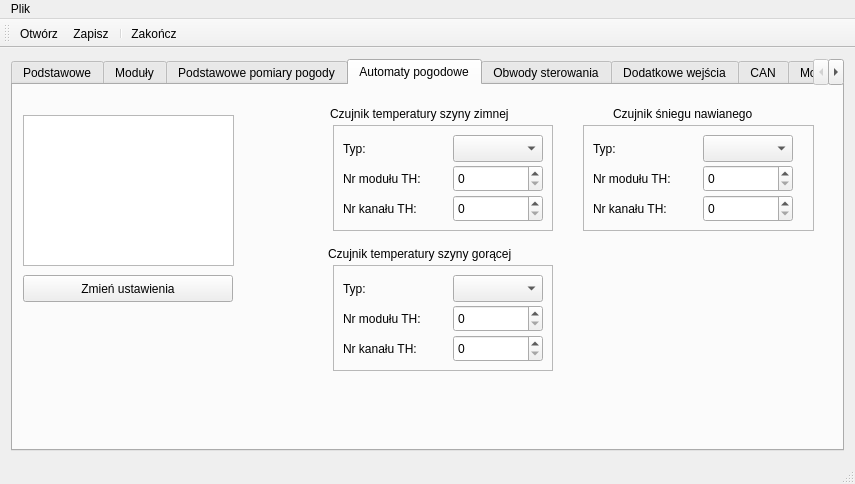
Old version of the form mainwindow.ui in the repository kaczmar55/koneor_v2.
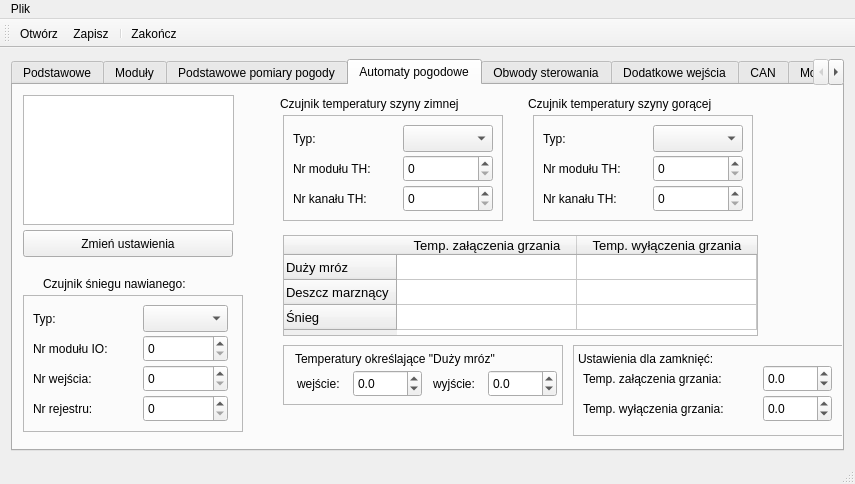
New version of the form. The open tabs and pages were chosen to show the change.

```diff
--- a/mainwindow.ui
+++ b/mainwindow.ui
@@ -853,11 +853,11 @@
        <attribute name="title">
         <string>Automaty pogodowe</string>
        </attribute>
-       <widget class="QFrame" name="frame_3">
+       <widget class="QFrame" name="sensorColdFrame">
         <property name="geometry">
          <rect>
-          <x>320</x>
-          <y>40</y>
+          <x>270</x>
+          <y>30</y>
           <width>220</width>
           <height>106</height>
          </rect>
@@ -881,7 +881,7 @@
           <string>Typ:</string>
          </property>
         </widget>
-        <widget class="QComboBox" name="generalTempSensorTypeCmb_2">
+        <widget class="QComboBox" name="sensorColdTypeCmb">
          <property name="geometry">
           <rect>
            <x>120</x>
@@ -891,7 +891,7 @@
           </rect>
          </property>
         </widget>
-        <widget class="QSpinBox" name="generalTempSensorAddr_2">
+        <widget class="QSpinBox" name="sensorColdAddr">
          <property name="geometry">
           <rect>
            <x>120</x>
@@ -907,7 +907,7 @@
           <number>255</number>
          </property>
         </widget>
-        <widget class="QSpinBox" name="generalTempSensorRegNo_2">
+        <widget class="QSpinBox" name="sensorColdRegNo">
          <property name="geometry">
           <rect>
            <x>120</x>
@@ -923,7 +923,7 @@
           <number>65536</number>
          </property>
         </widget>
-        <widget class="QLabel" name="generalTempSensorAddrLbl_2">
+        <widget class="QLabel" name="sensorColdAddrLbl">
          <property name="geometry">
           <rect>
            <x>10</x>
@@ -936,7 +936,7 @@
           <string>Nr modułu TH:</string>
          </property>
         </widget>
-        <widget class="QLabel" name="generalTempSensorRegNoLbl_2">
+        <widget class="QLabel" name="sensorColdRegNoLbl">
          <property name="geometry">
           <rect>
            <x>10</x>
@@ -953,8 +953,8 @@
        <widget class="QLabel" name="label_21">
         <property name="geometry">
          <rect>
-          <x>317</x>
-          <y>20</y>
+          <x>267</x>
+          <y>10</y>
           <width>230</width>
           <height>17</height>
          </rect>
@@ -966,8 +966,8 @@
        <widget class="QLabel" name="label_22">
         <property name="geometry">
          <rect>
-          <x>315</x>
-          <y>160</y>
+          <x>515</x>
+          <y>10</y>
           <width>234</width>
           <height>17</height>
          </rect>
@@ -979,8 +979,8 @@
        <widget class="QFrame" name="frame_4">
         <property name="geometry">
          <rect>
-          <x>320</x>
-          <y>180</y>
+          <x>520</x>
+          <y>30</y>
           <width>220</width>
           <height>106</height>
          </rect>
@@ -1072,129 +1072,27 @@
           <string>Nr kanału TH:</string>
          </property>
         </widget>
-       </widget>
-       <widget class="QFrame" name="frame_5">
-        <property name="geometry">
-         <rect>
-          <x>570</x>
-          <y>40</y>
-          <width>231</width>
-          <height>106</height>
-         </rect>
-        </property>
-        <property name="frameShape">
-         <enum>QFrame::StyledPanel</enum>
-        </property>
-        <property name="frameShadow">
-         <enum>QFrame::Raised</enum>
-        </property>
-        <widget class="QLabel" name="label_24">
-         <property name="geometry">
-          <rect>
-           <x>10</x>
-           <y>15</y>
-           <width>40</width>
-           <height>17</height>
-          </rect>
-         </property>
-         <property name="text">
-          <string>Typ:</string>
-         </property>
-        </widget>
-        <widget class="QComboBox" name="generalTempSensorTypeCmb_4">
-         <property name="geometry">
-          <rect>
-           <x>120</x>
-           <y>10</y>
-           <width>90</width>
-           <height>27</height>
-          </rect>
-         </property>
-        </widget>
-        <widget class="QSpinBox" name="generalTempSensorAddr_4">
-         <property name="geometry">
-          <rect>
-           <x>120</x>
-           <y>40</y>
-           <width>90</width>
-           <height>27</height>
-          </rect>
-         </property>
-         <property name="minimum">
-          <number>0</number>
-         </property>
-         <property name="maximum">
-          <number>255</number>
-         </property>
-        </widget>
-        <widget class="QSpinBox" name="generalTempSensorRegNo_4">
-         <property name="geometry">
-          <rect>
-           <x>120</x>
-           <y>70</y>
-           <width>90</width>
-           <height>27</height>
-          </rect>
-         </property>
-         <property name="minimum">
-          <number>0</number>
-         </property>
-         <property name="maximum">
-          <number>65536</number>
-         </property>
-        </widget>
-        <widget class="QLabel" name="generalTempSensorAddrLbl_4">
-         <property name="geometry">
-          <rect>
-           <x>10</x>
-           <y>45</y>
-           <width>110</width>
-           <height>17</height>
-          </rect>
-         </property>
-         <property name="text">
-          <string>Nr modułu TH:</string>
-         </property>
-        </widget>
-        <widget class="QLabel" name="generalTempSensorRegNoLbl_4">
-         <property name="geometry">
-          <rect>
-           <x>10</x>
-           <y>75</y>
-           <width>110</width>
-           <height>17</height>
-          </rect>
-         </property>
-         <property name="text">
-          <string>Nr kanału TH:</string>
-         </property>
-        </widget>
-       </widget>
-       <widget class="QLabel" name="label_25">
-        <property name="geometry">
-         <rect>
-          <x>600</x>
-          <y>20</y>
-          <width>180</width>
-          <height>17</height>
-         </rect>
-        </property>
-        <property name="text">
-         <string>Czujnik śniegu nawianego</string>
-        </property>
+        <zorder>label_23</zorder>
+        <zorder>sensorHotTypeCmb</zorder>
+        <zorder>sensorHotAddr</zorder>
+        <zorder>sensorHotRegNo</zorder>
+        <zorder>sensorHotAddrLbl</zorder>
+        <zorder>sensorHotRegNoLbl</zorder>
+        <zorder>frame_7</zorder>
+        <zorder>frame_6</zorder>
        </widget>
        <widget class="QListWidget" name="weatherAutomList">
         <property name="geometry">
          <rect>
           <x>10</x>
-          <y>30</y>
+          <y>10</y>
           <width>211</width>
-          <height>151</height>
+          <height>130</height>
          </rect>
         </property>
         <property name="font">
          <font>
-          <pointsize>14</pointsize>
+          <pointsize>12</pointsize>
          </font>
         </property>
         <property name="viewMode">
@@ -1208,7 +1106,7 @@
         <property name="geometry">
          <rect>
           <x>10</x>
-          <y>190</y>
+          <y>145</y>
           <width>210</width>
           <height>27</height>
          </rect>
@@ -1217,6 +1115,377 @@
          <string>Zmień ustawienia</string>
         </property>
        </widget>
+       <widget class="QFrame" name="blowSensorFRame">
+        <property name="geometry">
+         <rect>
+          <x>10</x>
+          <y>210</y>
+          <width>220</width>
+          <height>137</height>
+         </rect>
+        </property>
+        <property name="frameShape">
+         <enum>QFrame::StyledPanel</enum>
+        </property>
+        <property name="frameShadow">
+         <enum>QFrame::Raised</enum>
+        </property>
+        <widget class="QLabel" name="label_24">
+         <property name="geometry">
+          <rect>
+           <x>10</x>
+           <y>15</y>
+           <width>67</width>
+           <height>17</height>
+          </rect>
+         </property>
+         <property name="text">
+          <string>Typ:</string>
+         </property>
+        </widget>
+        <widget class="QComboBox" name="blowSensTypeCmb">
+         <property name="geometry">
+          <rect>
+           <x>120</x>
+           <y>10</y>
+           <width>85</width>
+           <height>27</height>
+          </rect>
+         </property>
+        </widget>
+        <widget class="QLabel" name="blowSensorAddrLbl">
+         <property name="geometry">
+          <rect>
+           <x>10</x>
+           <y>45</y>
+           <width>100</width>
+           <height>17</height>
+          </rect>
+         </property>
+         <property name="text">
+          <string>Nr modułu IO:</string>
+         </property>
+        </widget>
+        <widget class="QLabel" name="blowSensorBitNoLbl">
+         <property name="geometry">
+          <rect>
+           <x>10</x>
+           <y>75</y>
+           <width>100</width>
+           <height>17</height>
+          </rect>
+         </property>
+         <property name="text">
+          <string>Nr wejścia:</string>
+         </property>
+        </widget>
+        <widget class="QSpinBox" name="blowSensorAddr">
+         <property name="geometry">
+          <rect>
+           <x>120</x>
+           <y>40</y>
+           <width>85</width>
+           <height>27</height>
+          </rect>
+         </property>
+        </widget>
+        <widget class="QSpinBox" name="blowSensorBitNo">
+         <property name="geometry">
+          <rect>
+           <x>120</x>
+           <y>70</y>
+           <width>85</width>
+           <height>27</height>
+          </rect>
+         </property>
+        </widget>
+        <widget class="QLabel" name="blowSensorRegNoLbl">
+         <property name="geometry">
+          <rect>
+           <x>10</x>
+           <y>105</y>
+           <width>100</width>
+           <height>17</height>
+          </rect>
+         </property>
+         <property name="text">
+          <string>Nr rejestru:</string>
+         </property>
+        </widget>
+        <widget class="QSpinBox" name="blowSensorRegNo">
+         <property name="geometry">
+          <rect>
+           <x>120</x>
+           <y>100</y>
+           <width>85</width>
+           <height>27</height>
+          </rect>
+         </property>
+        </widget>
+       </widget>
+       <widget class="QLabel" name="label_25">
+        <property name="geometry">
+         <rect>
+          <x>30</x>
+          <y>190</y>
+          <width>180</width>
+          <height>17</height>
+         </rect>
+        </property>
+        <property name="text">
+         <string>Czujnik śniegu nawianego:</string>
+        </property>
+       </widget>
+       <widget class="QFrame" name="frostTempFrame">
+        <property name="geometry">
+         <rect>
+          <x>270</x>
+          <y>260</y>
+          <width>280</width>
+          <height>60</height>
+         </rect>
+        </property>
+        <property name="frameShape">
+         <enum>QFrame::StyledPanel</enum>
+        </property>
+        <property name="frameShadow">
+         <enum>QFrame::Raised</enum>
+        </property>
+        <widget class="QLabel" name="label_35">
+         <property name="geometry">
+          <rect>
+           <x>12</x>
+           <y>5</y>
+           <width>260</width>
+           <height>17</height>
+          </rect>
+         </property>
+         <property name="text">
+          <string>Temperatury określające &quot;Duży mróz&quot;</string>
+         </property>
+        </widget>
+        <widget class="QLabel" name="label_36">
+         <property name="geometry">
+          <rect>
+           <x>14</x>
+           <y>30</y>
+           <width>60</width>
+           <height>17</height>
+          </rect>
+         </property>
+         <property name="text">
+          <string>wejście:</string>
+         </property>
+        </widget>
+        <widget class="QLabel" name="label_37">
+         <property name="geometry">
+          <rect>
+           <x>150</x>
+           <y>30</y>
+           <width>60</width>
+           <height>17</height>
+          </rect>
+         </property>
+         <property name="text">
+          <string>wyjście:</string>
+         </property>
+        </widget>
+        <widget class="QDoubleSpinBox" name="frostTempIn">
+         <property name="geometry">
+          <rect>
+           <x>70</x>
+           <y>25</y>
+           <width>69</width>
+           <height>27</height>
+          </rect>
+         </property>
+         <property name="decimals">
+          <number>1</number>
+         </property>
+         <property name="minimum">
+          <double>-50.000000000000000</double>
+         </property>
+         <property name="maximum">
+          <double>100.000000000000000</double>
+         </property>
+         <property name="singleStep">
+          <double>0.100000000000000</double>
+         </property>
+        </widget>
+        <widget class="QDoubleSpinBox" name="frostTempOut">
+         <property name="geometry">
+          <rect>
+           <x>205</x>
+           <y>25</y>
+           <width>69</width>
+           <height>27</height>
+          </rect>
+         </property>
+         <property name="decimals">
+          <number>1</number>
+         </property>
+         <property name="minimum">
+          <double>-50.000000000000000</double>
+         </property>
+         <property name="maximum">
+          <double>100.000000000000000</double>
+         </property>
+         <property name="singleStep">
+          <double>0.100000000000000</double>
+         </property>
+         <property name="value">
+          <double>0.000000000000000</double>
+         </property>
+        </widget>
+       </widget>
+       <widget class="QTableWidget" name="weatherAutomTempTable">
+        <property name="geometry">
+         <rect>
+          <x>270</x>
+          <y>150</y>
+          <width>475</width>
+          <height>101</height>
+         </rect>
+        </property>
+        <property name="font">
+         <font>
+          <pointsize>10</pointsize>
+         </font>
+        </property>
+        <property name="verticalScrollBarPolicy">
+         <enum>Qt::ScrollBarAlwaysOff</enum>
+        </property>
+        <property name="horizontalScrollBarPolicy">
+         <enum>Qt::ScrollBarAlwaysOff</enum>
+        </property>
+        <attribute name="horizontalHeaderDefaultSectionSize">
+         <number>180</number>
+        </attribute>
+        <attribute name="horizontalHeaderMinimumSectionSize">
+         <number>50</number>
+        </attribute>
+        <attribute name="verticalHeaderDefaultSectionSize">
+         <number>25</number>
+        </attribute>
+        <row>
+         <property name="text">
+          <string>Duży mróz</string>
+         </property>
+        </row>
+        <row>
+         <property name="text">
+          <string>Deszcz marznący</string>
+         </property>
+        </row>
+        <row>
+         <property name="text">
+          <string>Śnieg</string>
+         </property>
+        </row>
+        <column>
+         <property name="text">
+          <string>Temp. załączenia grzania</string>
+         </property>
+        </column>
+        <column>
+         <property name="text">
+          <string>Temp. wyłączenia grzania</string>
+         </property>
+        </column>
+       </widget>
+       <widget class="QFrame" name="frame_3">
+        <property name="geometry">
+         <rect>
+          <x>560</x>
+          <y>260</y>
+          <width>271</width>
+          <height>91</height>
+         </rect>
+        </property>
+        <property name="frameShape">
+         <enum>QFrame::StyledPanel</enum>
+        </property>
+        <property name="frameShadow">
+         <enum>QFrame::Raised</enum>
+        </property>
+        <widget class="QLabel" name="label_26">
+         <property name="geometry">
+          <rect>
+           <x>5</x>
+           <y>5</y>
+           <width>170</width>
+           <height>17</height>
+          </rect>
+         </property>
+         <property name="text">
+          <string>Ustawienia dla zamknięć:</string>
+         </property>
+        </widget>
+        <widget class="QLabel" name="label_27">
+         <property name="geometry">
+          <rect>
+           <x>10</x>
+           <y>25</y>
+           <width>180</width>
+           <height>17</height>
+          </rect>
+         </property>
+         <property name="text">
+          <string>Temp. załączenia grzania:</string>
+         </property>
+        </widget>
+        <widget class="QLabel" name="label_28">
+         <property name="geometry">
+          <rect>
+           <x>10</x>
+           <y>55</y>
+           <width>180</width>
+           <height>17</height>
+          </rect>
+         </property>
+         <property name="text">
+          <string>Temp. wyłączenia grzania:</string>
+         </property>
+        </widget>
+        <widget class="QDoubleSpinBox" name="tLocksOn">
+         <property name="geometry">
+          <rect>
+           <x>190</x>
+           <y>20</y>
+           <width>69</width>
+           <height>27</height>
+          </rect>
+         </property>
+         <property name="decimals">
+          <number>1</number>
+         </property>
+         <property name="minimum">
+          <double>-50.000000000000000</double>
+         </property>
+         <property name="singleStep">
+          <double>0.100000000000000</double>
+         </property>
+        </widget>
+        <widget class="QDoubleSpinBox" name="tLocksOff">
+         <property name="geometry">
+          <rect>
+           <x>190</x>
+           <y>50</y>
+           <width>69</width>
+           <height>27</height>
+          </rect>
+         </property>
+         <property name="decimals">
+          <number>1</number>
+         </property>
+         <property name="minimum">
+          <double>-50.000000000000000</double>
+         </property>
+         <property name="singleStep">
+          <double>0.100000000000000</double>
+         </property>
+        </widget>
+       </widget>
       </widget>
       <widget class="QWidget" name="tab_5">
        <attribute name="title">
```
Left out of the diff: 14 changed lines with no effect on the pictures.
